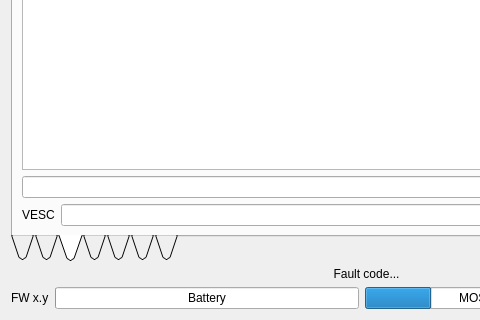
The window that Linux/RControlStation/carinterface.ui (GunnarLarssonSLU/rise_sdvp) describes before a commit, drawn with Qt 5; both pictures show x 0 to 480 and y 237 to 557 of the 858 by 557 pixel window.
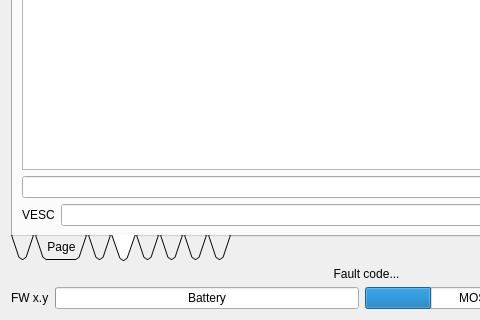
The same window after the commit. The open tabs and pages were chosen to show the change. Icons and pictures are not drawn. Custom widgets are drawn as their Qt base class.

```diff
--- a/Linux/RControlStation/carinterface.ui
+++ b/Linux/RControlStation/carinterface.ui
@@ -122,6 +122,11 @@
          </item>
         </layout>
        </widget>
+       <widget class="QWidget" name="tab">
+        <attribute name="title">
+         <string>Page</string>
+        </attribute>
+       </widget>
        <widget class="QWidget" name="tab_2">
         <attribute name="icon">
          <iconset resource="resources.qrc">
```
Left out of the diff: 34 changed lines with no effect on the pictures.
